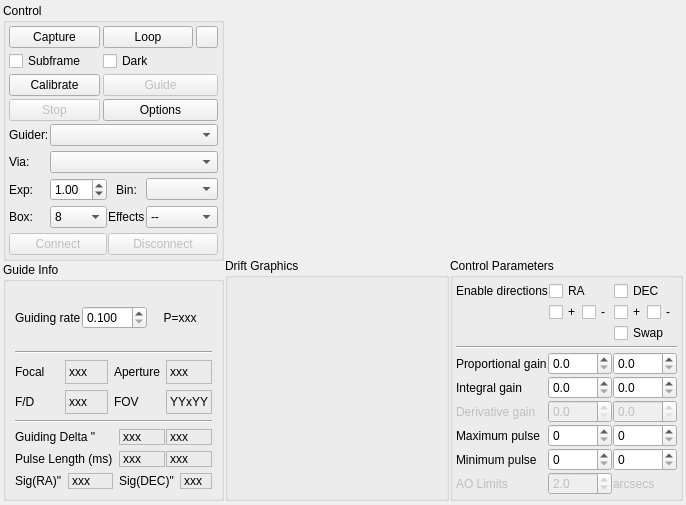
First picture: the form in kstars/ekos/guide/guide.ui, repository KDE/kstars, before the edit.
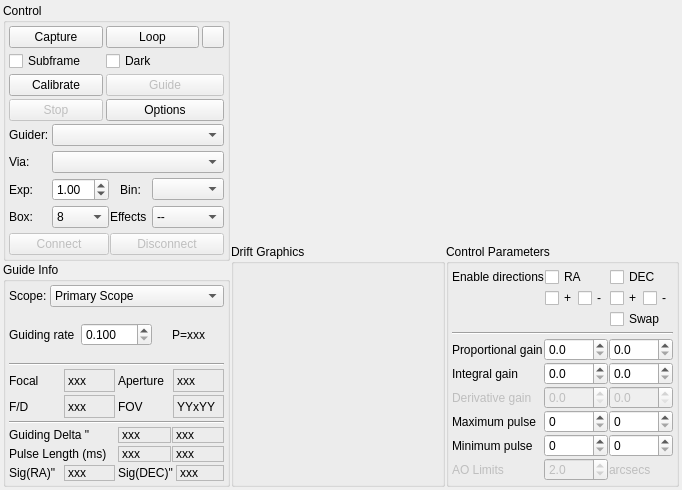
Second picture: the form after the edit. Custom widgets are drawn as their Qt base class.

Commit message: Allow user to explicitly select telescope type in guide module

What changed in the file:
```diff
--- a/kstars/ekos/guide/guide.ui
+++ b/kstars/ekos/guide/guide.ui
@@ -6,8 +6,8 @@
    <rect>
     <x>0</x>
     <y>0</y>
-    <width>686</width>
-    <height>505</height>
+    <width>682</width>
+    <height>486</height>
    </rect>
   </property>
   <layout class="QVBoxLayout" name="verticalLayout_5">
@@ -319,6 +319,58 @@
           <string>Guide Info</string>
          </property>
          <layout class="QVBoxLayout" name="verticalLayout">
+          <property name="spacing">
+           <number>3</number>
+          </property>
+          <property name="leftMargin">
+           <number>3</number>
+          </property>
+          <property name="topMargin">
+           <number>3</number>
+          </property>
+          <property name="rightMargin">
+           <number>3</number>
+          </property>
+          <property name="bottomMargin">
+           <number>3</number>
+          </property>
+          <item>
+           <layout class="QHBoxLayout" name="horizontalLayout_6">
+            <property name="spacing">
+             <number>3</number>
+            </property>
+            <item>
+             <widget class="QLabel" name="label_6">
+              <property name="text">
+               <string>Scope:</string>
+              </property>
+             </widget>
+            </item>
+            <item>
+             <widget class="QComboBox" name="FOVScopeCombo">
+              <property name="sizePolicy">
+               <sizepolicy hsizetype="MinimumExpanding" vsizetype="Fixed">
+                <horstretch>0</horstretch>
+                <verstretch>0</verstretch>
+               </sizepolicy>
+              </property>
+              <property name="toolTip">
+               <string>&lt;html&gt;&lt;head/&gt;&lt;body&gt;&lt;p&gt;Select which telescope to use when performing Field of View calculations.&lt;/p&gt;&lt;/body&gt;&lt;/html&gt;</string>
+              </property>
+              <item>
+               <property name="text">
+                <string>Primary Scope</string>
+               </property>
+              </item>
+              <item>
+               <property name="text">
+                <string>Guide Scope</string>
+               </property>
+              </item>
+             </widget>
+            </item>
+           </layout>
+          </item>
           <item>
            <layout class="QHBoxLayout" name="horizontalLayout_5">
             <property name="spacing">
```
The commit also changes 3 other files.
